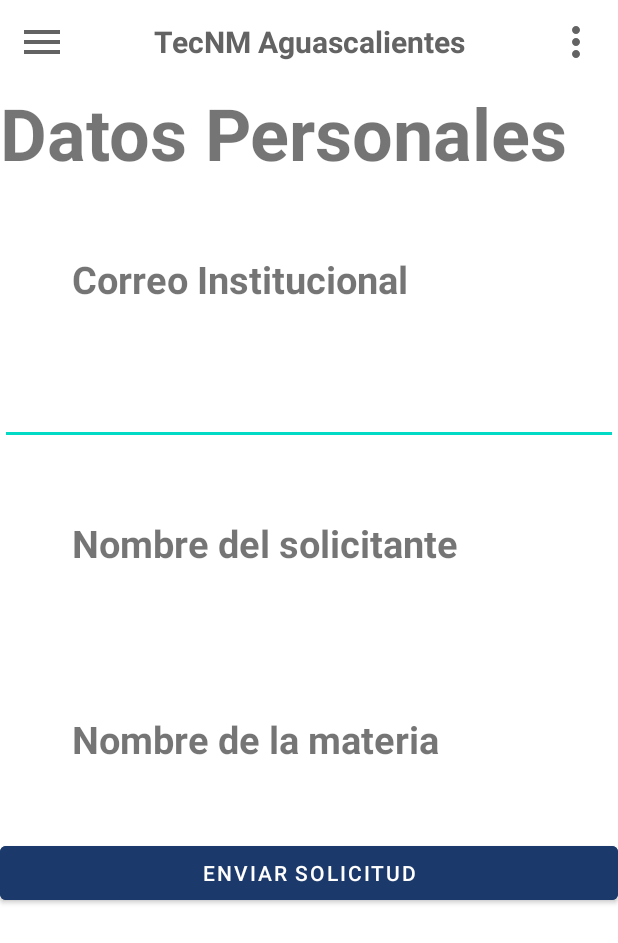
After one commit to Rebickz/ProyectoAsesoriasTecNM, an Android app: the CitaActivity screen opened directly, with no data from a screen before it, on a phone screen of 412 x 824 dp. The commit adds this screen. Shown: the top 943 px of the screen. Run offline under Robolectric (Android 15) with nearby library versions, the phone set to English and light mode, and no system bars.

Commit message:
Agregando Cita Activity

```diff
--- a/app/src/main/AndroidManifest.xml
+++ b/app/src/main/AndroidManifest.xml
@@ -9,7 +9,8 @@
         android:roundIcon="@mipmap/ic_launcher_round"
         android:supportsRtl="true"
         android:theme="@style/Theme.ProyectoAsesoriasTecNM">
-        <activity android:name=".AgendarActivity"></activity>
+        <activity android:name=".CitaActivity"></activity>
+        <activity android:name=".AgendarActivity" />
         <activity android:name=".MateriasActivity" />
         <activity android:name=".DashboardAsesoriaActivity" />
         <activity android:name=".DashboardMateriaActivity" />
--- /dev/null
+++ b/app/src/main/java/com/example/proyectoasesoriastecnm/CitaActivity.java
@@ -0,0 +1,21 @@
+package com.example.proyectoasesoriastecnm;
+
+import androidx.appcompat.app.AppCompatActivity;
+import androidx.drawerlayout.widget.DrawerLayout;
+
+import android.os.Bundle;
+
+public class CitaActivity extends AppCompatActivity {
+
+    DrawerLayout drawerLayout;
+
+    @Override
+    protected void onCreate(Bundle savedInstanceState) {
+        super.onCreate(savedInstanceState);
+        setContentView(R.layout.activity_cita);
+
+
+        drawerLayout = findViewById(R.id.drawer_layout);
+
+    }
+}
--- a/app/src/main/java/com/example/proyectoasesoriastecnm/MateriasActivity.java
+++ b/app/src/main/java/com/example/proyectoasesoriastecnm/MateriasActivity.java
@@ -71,36 +71,7 @@ public class MateriasActivity extends AppCompatActivity {
 
             }
         });
-/*        mref.addChildEventListener(new ChildEventListener() {
-            @Override
-            public void onChildAdded(@NonNull DataSnapshot snapshot, @Nullable String previousChildName) {
-                String value = snapshot.getValue(String.class);
-                Log.d("My App",value);
-                myArrayList.add(value);
-                myArrayAdapter.notifyDataSetChanged();
-            }
 
-            @Override
-            public void onChildChanged(@NonNull DataSnapshot snapshot, @Nullable String previousChildName) {
-                myArrayAdapter.notifyDataSetChanged();
-                Log.d("My App","Error");
-            }
-
-            @Override
-            public void onChildRemoved(@NonNull  DataSnapshot snapshot) {
-
-            }
-
-            @Override
-            public void onChildMoved(@NonNull  DataSnapshot snapshot, @Nullable String previousChildName) {
-
-            }
-
-            @Override
-            public void onCancelled(@NonNull DatabaseError error) {
-
-            }
-        });*/
     }
 
     public void ClickMenu(View view){
@@ -150,4 +121,16 @@ public class MateriasActivity extends AppCompatActivity {
         //Cerrar drawer
         MenuActivity.closeDrawer(drawerLayout);
     }
+
+    public void ClickNombre_Materia(View view){
+
+        MenuActivity.redirectActivity(this, CitaActivity.class);
+
+        //myArrayList.indexOf( materia.getNombre().toString());
+
+
+
+
+
+    }
 }
--- /dev/null
+++ b/app/src/main/res/layout/activity_cita.xml
@@ -0,0 +1,81 @@
+<?xml version="1.0" encoding="utf-8"?>
+<androidx.drawerlayout.widget.DrawerLayout xmlns:android="http://schemas.android.com/apk/res/android"
+    xmlns:app="http://schemas.android.com/apk/res-auto"
+    xmlns:tools="http://schemas.android.com/tools"
+    android:layout_width="match_parent"
+    android:layout_height="match_parent"
+    tools:context=".CitaActivity">
+
+
+    <LinearLayout
+        android:layout_width="match_parent"
+        android:layout_height="match_parent"
+        android:orientation="vertical">
+
+
+
+        <include layout="@layout/main_toolbar" />
+
+        <TextView
+            android:id="@+id/DatosPersonales"
+            android:layout_width="match_parent"
+            android:layout_height="wrap_content"
+            android:text="Datos Personales"
+            android:textStyle="bold"
+            android:textSize="@android:dimen/app_icon_size" />
+        <TextView
+            android:id="@+id/CorreoInstitucional"
+            android:layout_width="match_parent"
+            android:layout_height="wrap_content"
+            android:text="Correo Institucional"
+            android:textStyle="bold"
+            android:textSize="25dp"
+            android:padding="@android:dimen/app_icon_size"/>
+        <EditText
+            android:layout_width="match_parent"
+            android:layout_height="wrap_content"
+            android:text=""
+            />
+
+        <TextView
+            android:id="@+id/NombreDelSolicitante"
+            android:layout_width="match_parent"
+            android:layout_height="wrap_content"
+            android:text="Nombre del solicitante"
+            android:textStyle="bold"
+            android:textSize="25dp"
+            android:padding="@android:dimen/app_icon_size"/>
+
+        <TextView
+            android:id="@+id/NombreDeMateria"
+            android:layout_width="match_parent"
+            android:layout_height="wrap_content"
+            android:text="Nombre de la materia"
+            android:textStyle="bold"
+            android:textSize="25dp"
+            android:padding="@android:dimen/app_icon_size"/>
+
+
+        <Button
+            android:layout_width="match_parent"
+            android:layout_height="wrap_content"
+            android:text="Enviar Solicitud"
+            android:backgroundTint="#1B396A"
+            />
+
+    </LinearLayout>
+
+    <RelativeLayout
+        android:layout_width="300dp"
+        android:layout_height="match_parent"
+        android:layout_gravity="start"
+        android:background="@android:color/white">
+
+        <include
+            layout="@layout/main_nav_drawer"/>
+
+    </RelativeLayout>
+
+
+
+</androidx.drawerlayout.widget.DrawerLayout>
--- a/app/src/main/res/layout/materia_info.xml
+++ b/app/src/main/res/layout/materia_info.xml
@@ -1,5 +1,6 @@
 <?xml version="1.0" encoding="utf-8"?>
 <androidx.constraintlayout.widget.ConstraintLayout xmlns:android="http://schemas.android.com/apk/res/android"
+    xmlns:app="http://schemas.android.com/apk/res-auto"
     xmlns:tools="http://schemas.android.com/tools"
     android:layout_width="match_parent"
     android:layout_height="match_parent">
@@ -8,9 +9,20 @@
         android:id="@+id/nombre_materia"
         android:layout_width="wrap_content"
         android:layout_height="wrap_content"
+        android:onClick="ClickNombre_Materia"
         android:text="Nombre"
-        android:textSize="50sp"
+        android:textSize="30sp"
         android:textStyle="bold"
         tools:ignore="MissingConstraints" />
 
+    <!--TextView
+        android:id="@+id/Nombre_carrera"
+        android:onClick="ClickNombre_Materia"
+        android:layout_width="wrap_content"
+        android:layout_height="wrap_content"
+        android:text="Nombre"
+        android:textSize="20sp"
+        android:textStyle="bold"
+        app:layout_constraintBottom_toBottomOf="@id/nombre_materia" /-->
+
 </androidx.constraintlayout.widget.ConstraintLayout>
```
